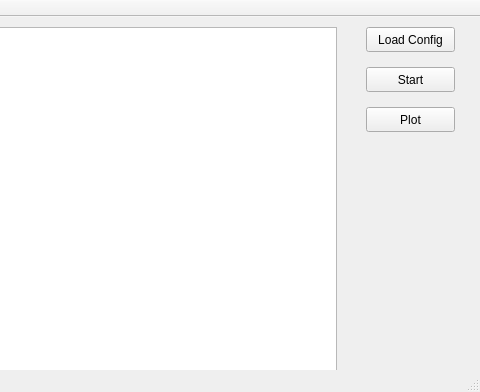
The window that gui.ui (felixplum/carsimulator) describes before a commit, drawn with Qt 5; both pictures show x 224 to 704 and y 0 to 392 of the 704 by 392 pixel window.
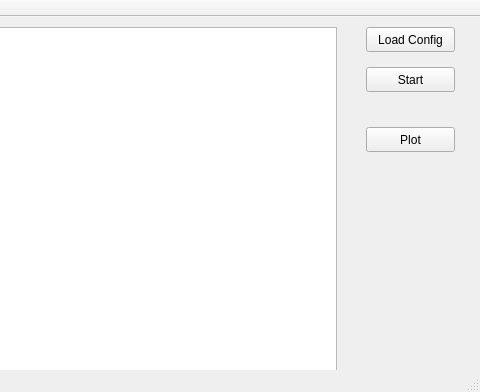
The same window after the commit.

Patch:
```diff
--- a/gui.ui
+++ b/gui.ui
@@ -54,7 +54,7 @@
     <property name="geometry">
      <rect>
       <x>590</x>
-      <y>90</y>
+      <y>110</y>
       <width>89</width>
       <height>25</height>
      </rect>
```
Left out of the diff: 7 changed lines with no effect on the pictures.
